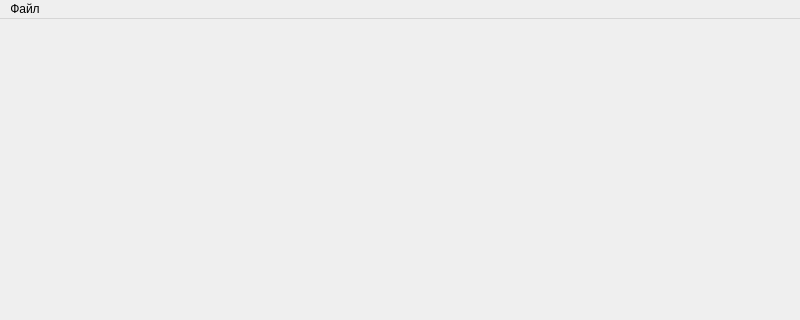
This is mainwindow.ui in GreenWetPepe/Sapr_calculator as Qt 5 draws it before an edit; both pictures show x 0 to 800 and y 0 to 320 of the 800 by 600 pixel window. The edited form follows.
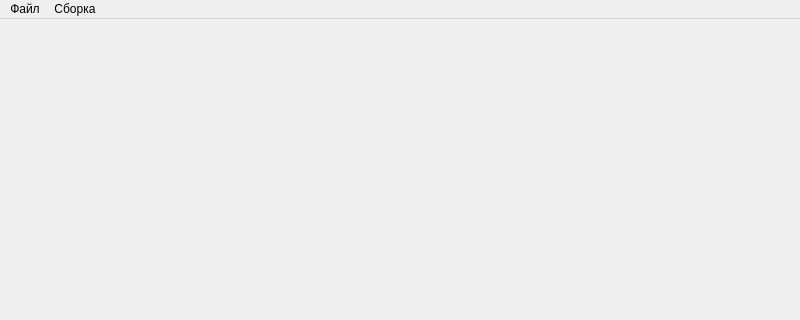
This is the edited form.

Commit message: Add close tab event, change window transition

```diff
--- a/mainwindow.ui
+++ b/mainwindow.ui
@@ -31,7 +31,14 @@
     <addaction name="openProjectAction"/>
     <addaction name="saveProjectAction"/>
    </widget>
+   <widget class="QMenu" name="menu_2">
+    <property name="title">
+     <string>Сборка</string>
+    </property>
+    <addaction name="action"/>
+   </widget>
    <addaction name="menu"/>
+   <addaction name="menu_2"/>
   </widget>
   <widget class="QStatusBar" name="statusbar"/>
   <action name="createProjectAction">
```
Left out of the diff: 5 changed lines with no effect on the pictures. The commit also changes 6 other files.
